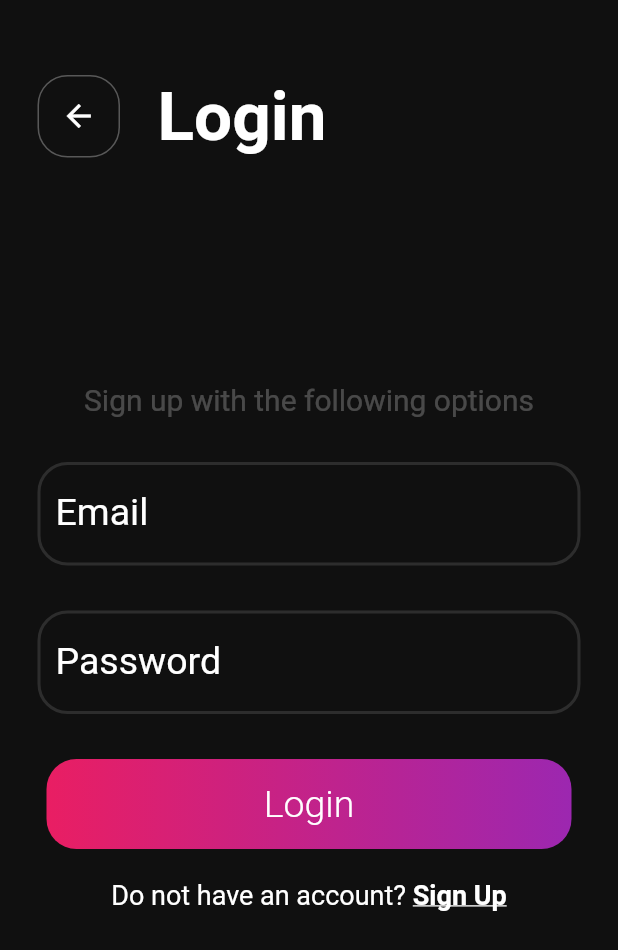
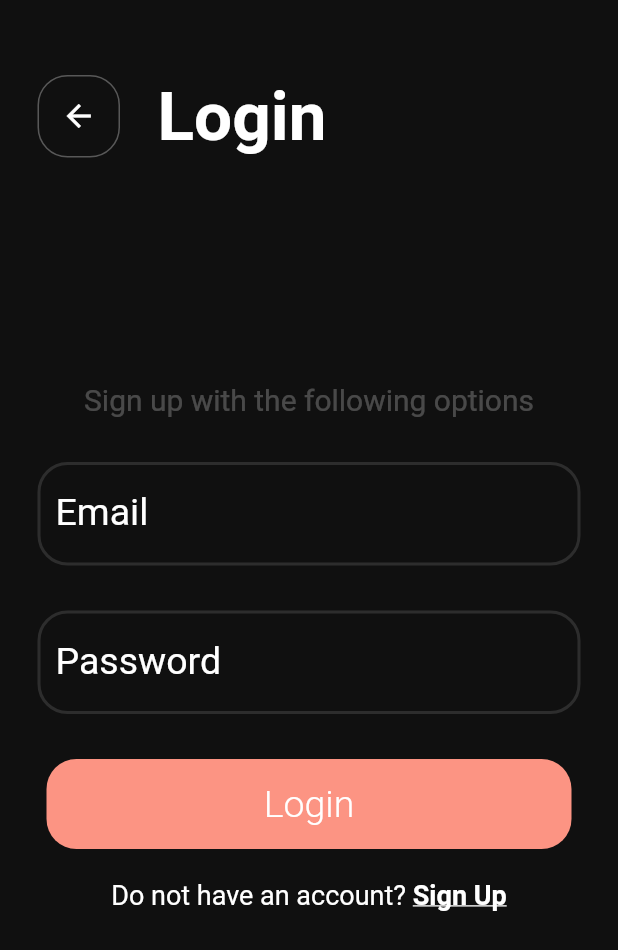
Before and after one commit to TejasviArora/Login-SignUp-Page, a Flutter app: the screen it shows after launch, after a tap on "Log in", on a phone screen of 412 x 824 dp. Shown: the top 950 px of the screen. Run offline on Flutter 3.47's test engine with Material 2 defaults, Android fonts, the phone set to English and light mode, and no system bars.

Commit message:
made some changes

```diff
--- a/lib/login_page.dart
+++ b/lib/login_page.dart
@@ -67,7 +67,7 @@ class LoginPage extends StatelessWidget {
             ),
             Container(
               child: InkWell(
-                  onTap:(){},
+                onTap: () {},
                 child: Center(
                     child: Text(
                   "Login",
@@ -81,8 +81,9 @@ class LoginPage extends StatelessWidget {
               width: 350,
               height: 60,
               decoration: BoxDecoration(
-                  gradient:
-                      LinearGradient(colors: [Colors.pink, Colors.purple]),
+                  color: Color(0xFFFC9483),
+                  // gradient:
+                  //     LinearGradient(colors: [Colors.pink, Colors.purple]),
                   borderRadius: BorderRadius.all(Radius.circular(20))),
             ),
             SizedBox(
--- a/lib/signup_page.dart
+++ b/lib/signup_page.dart
@@ -117,11 +117,13 @@ class SignUpPage extends StatelessWidget {
                 width: 350,
                 height: 60,
                 decoration: BoxDecoration(
-                    gradient:
-                        LinearGradient(colors: [Colors.pink, Colors.purple]),
-                    borderRadius: BorderRadius.all(Radius.circular(20))),
+                  color: Color(0xFFFC9483),
+                  // gradient:
+                  //     LinearGradient(colors: [Colors.pink, Colors.purple]),
+                  borderRadius: BorderRadius.all(Radius.circular(20)),
+                ),
               ),
-              SizedBox(height: 30),
+              SizedBox(height: 20),
               Row(
                 mainAxisAlignment: MainAxisAlignment.center,
                 children: [
--- a/lib/textinput_fields.dart
+++ b/lib/textinput_fields.dart
@@ -30,7 +30,7 @@ class TextInputs extends StatelessWidget {
           color: Colors.white,
         ),
         focusedBorder: OutlineInputBorder(
-          borderSide: BorderSide(color: Colors.pink, width: 2.0),
+          borderSide: BorderSide(color: Color(0xFFFC9483), width: 2.0),
           borderRadius: BorderRadius.all(Radius.circular(20.0)),
         ),
       ),
```
